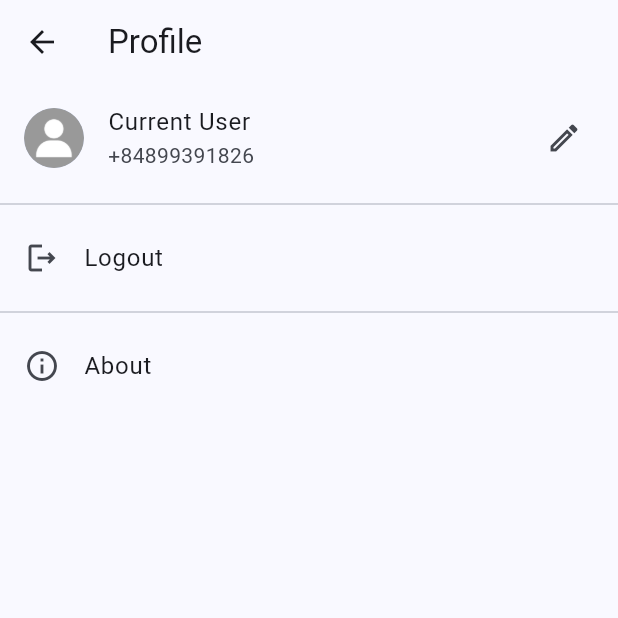
After one commit to Manh-IT-K2/TalkifyApp, a Flutter app: the ProfileView screen opened by its route, on a phone screen of 412 x 824 dp, the top half of it. The commit adds this screen. Run offline on Flutter 3.47's test engine with Material 2 defaults, Android fonts, the phone set to English and light mode, and no system bars; our stand-ins replace cached_network_image, country_code_picker.

Commit message:
ui profile

```diff
--- a/talkify_app/lib/main.dart
+++ b/talkify_app/lib/main.dart
@@ -2,6 +2,7 @@ import 'package:flutter/material.dart';
 import 'package:talkify_app/view/chat_view.dart';
 import 'package:talkify_app/view/home_view.dart';
 import 'package:talkify_app/view/login_view.dart';
+import 'package:talkify_app/view/profile_view.dart';
 
 void main() {
   runApp(const MyApp());
@@ -37,7 +38,8 @@ class MyApp extends StatelessWidget {
       routes: {
         //"/": (context) => const LoginView(),
         "/": (context) => const HomeView(),
-        "/chat": (context) => const ChatView()
+        "/chat": (context) => const ChatView(),
+        "/profile":(context) => const ProfileView()
       },
     );
   }
--- a/talkify_app/lib/view/home_view.dart
+++ b/talkify_app/lib/view/home_view.dart
@@ -24,10 +24,13 @@ class _HomeViewState extends State<HomeView> {
           ),
         ),
         actions: [
-          CircleAvatar(
-            backgroundImage: const Image(
-              image: AssetImage("assets/image/user.png"),
-            ).image,
+          GestureDetector(
+            onTap: () => Navigator.pushNamed(context, "/profile"),
+            child: CircleAvatar(
+              backgroundImage: const Image(
+                image: AssetImage("assets/image/user.png"),
+              ).image,
+            ),
           ),
         ],
       ),
--- /dev/null
+++ b/talkify_app/lib/view/profile_view.dart
@@ -0,0 +1,41 @@
+import 'package:flutter/material.dart';
+
+class ProfileView extends StatefulWidget {
+  const ProfileView({super.key});
+
+  @override
+  State<ProfileView> createState() => _ProfileViewState();
+}
+
+class _ProfileViewState extends State<ProfileView> {
+  @override
+  Widget build(BuildContext context) {
+    return Scaffold(
+      appBar: AppBar(
+        title: const Text("Profile"),
+      ),
+      body: const Column(
+        children: [
+          ListTile(
+            leading: CircleAvatar(
+              backgroundImage: AssetImage("assets/image/user.png"),
+            ),
+            title: Text("Current User"),
+            subtitle: Text("+84899391826"),
+            trailing: Icon(Icons.edit_outlined),
+          ),
+          Divider(),
+          ListTile(
+            leading: Icon(Icons.logout_outlined),
+            title: Text("Logout"),
+          ),
+          Divider(),
+          ListTile(
+            leading: Icon(Icons.info_outline),
+            title: Text("About"),
+          ),
+        ],
+      ),
+    );
+  }
+}
```
